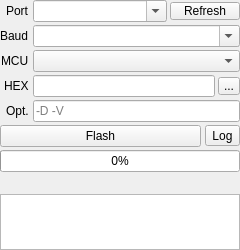
Dzantemir/candle-plugin-stk500-flasher, file stk500flasher/widget.ui: the form before one commit.
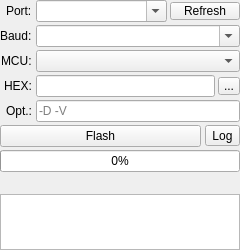
The form after the commit.

Diff of the .ui file:
```diff
--- a/stk500flasher/widget.ui
+++ b/stk500flasher/widget.ui
@@ -58,7 +58,7 @@
      <item row="0" column="0">
       <widget class="QLabel" name="lblPort">
        <property name="text">
-        <string>Port</string>
+        <string>Port:</string>
        </property>
       </widget>
      </item>
@@ -110,7 +110,7 @@
      <item row="1" column="0">
       <widget class="QLabel" name="lblBaud">
        <property name="text">
-        <string>Baud</string>
+        <string>Baud:</string>
        </property>
       </widget>
      </item>
@@ -133,7 +133,7 @@
      <item row="2" column="0">
       <widget class="QLabel" name="lblMcu">
        <property name="text">
-        <string>MCU</string>
+        <string>MCU:</string>
        </property>
       </widget>
      </item>
@@ -153,7 +153,7 @@
      <item row="3" column="0">
       <widget class="QLabel" name="lblHex">
        <property name="text">
-        <string>HEX</string>
+        <string>HEX:</string>
        </property>
       </widget>
      </item>
@@ -202,7 +202,7 @@
      <item row="4" column="0">
       <widget class="QLabel" name="lblOptions">
        <property name="text">
-        <string>Opt.</string>
+        <string>Opt.:</string>
        </property>
        <property name="toolTip">
         <string>Additional avrdude options, space separated (e.g. -D or -V)</string>
```
